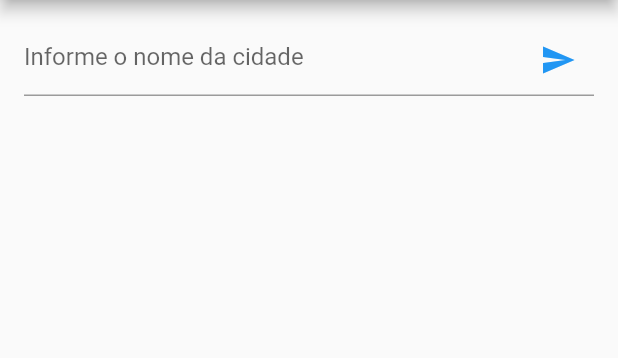
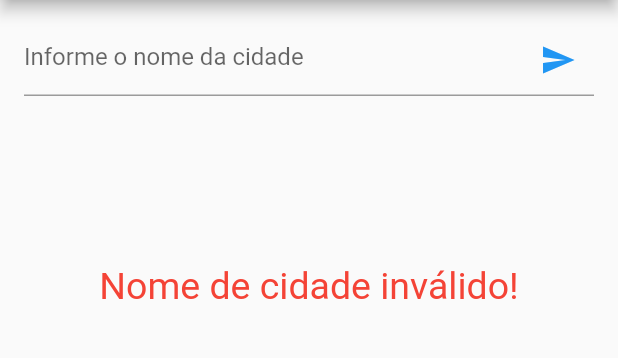
Before and after one commit to leandroudala/flutter-weather-forecast, a Flutter app: the screen it shows after launch, on a phone screen of 412 x 824 dp, the part 84-442 px from its top. Run offline on Flutter 3.47's test engine with Material 2 defaults, Android fonts, the phone set to English and light mode, and no system bars.

Commit message:
Atualizações realizadas pós explicação

```diff
--- a/lib/main.dart
+++ b/lib/main.dart
@@ -2,24 +2,48 @@ import 'package:flutter/material.dart';
 import 'dart:convert';
 import 'package:http/http.dart' as http;
 
+// Gerado automaticamente
 void main() {
   runApp(CityWeather());
 }
 
+String nomeApp = "Previsão do Tempo";
+var mainColor = Colors.blue;
+
+// Classe principal
 class CityWeather extends StatelessWidget {
   Widget build(BuildContext context) {
-    return MaterialApp(
-        title: 'Previsão do tempo',
-        home: CityWeatherPage(title: 'Previsão do Tempo'));
+    return MaterialApp(title: nomeApp, home: CityWeatherPage(title: nomeApp));
   }
 }
 
+//
 class CityWeatherPage extends StatefulWidget {
   CityWeatherPage({Key key, this.title}) : super(key: key);
 
   final String title;
 
   _CityWeatherPageState createState() => _CityWeatherPageState();
+}
+
+class _CityWeatherPageState extends State<CityWeatherPage> {
+  CityInputText searchCity = CityInputText();
+
+  Widget build(BuildContext context) {
+    return MaterialApp(
+        title: widget.title,
+        theme: ThemeData(
+          primarySwatch: mainColor,
+          visualDensity: VisualDensity.adaptivePlatformDensity,
+        ),
+        home: Scaffold(
+            appBar: AppBar(
+              title: Text(nomeApp),
+            ),
+            body: Column(
+              children: [searchCity],
+            )));
+  }
 }
 
 class CityInputText extends StatefulWidget {
@@ -54,11 +78,7 @@ class _CityInputText extends State<CityInputText> {
   void updateCity(String city, dynamic json, String country) {
     setState(() {
       _city = city + ", " + country;
-      _isVisible = _city.length > 0;
-
-      if (json["temp"] is double) {
-        print("Is Int");
-      }
+      updateVisibility(_city.length > 0);
 
       _temp = roundValue(json["temp"]);
       _feelsLike = roundValue(json["feels_like"]);
@@ -68,8 +88,15 @@ class _CityInputText extends State<CityInputText> {
     });
   }
 
+  void updateVisibility(bool isVisible) {
+    setState(() {
+      _isVisible = isVisible;
+    });
+  }
+
   // realiza fetch na API
   void btnSendCity() async {
+    // TRIM apaga os espaços no começo e no final de uma String
     var city = widget.cityController.text.trim();
     var uri = "http://api.openweathermap.org/data/2.5/weather?q=" +
         city.replaceAll(' ', '+') +
@@ -78,10 +105,12 @@ class _CityInputText extends State<CityInputText> {
         "&units=" +
         units;
 
-    print(uri);
+    // Exibir no console a URI
+    // print(uri);
 
     var response = await http.get(uri);
     if (response.statusCode != 200) {
+      updateVisibility(false);
       return;
     }
 
@@ -106,7 +135,7 @@ class _CityInputText extends State<CityInputText> {
                     suffixIcon: IconButton(
                       icon: Icon(Icons.send),
                       onPressed: btnSendCity,
-                      color: Colors.blue,
+                      color: mainColor,
                     ),
                   ),
                 )),
@@ -123,8 +152,27 @@ class _CityInputText extends State<CityInputText> {
                               child: Text("$_city",
                                   style: TextStyle(
                                       fontWeight: FontWeight.bold,
-                                      fontSize: 24)),
+                                      fontSize: 24,
+                                      color: mainColor)),
                             ))))
+              ],
+            ),
+            Row(
+              children: [
+                Expanded(
+                    child: Container(
+                        padding: EdgeInsets.only(top: 16),
+                        child: Visibility(
+                          visible: _isVisible,
+                          child: Center(child: Text("Min: $_tempMin ºC")),
+                        ))),
+                Expanded(
+                    child: Container(
+                        padding: EdgeInsets.only(top: 16),
+                        child: Visibility(
+                          visible: _isVisible,
+                          child: Center(child: Text("Max: $_tempMax ºC")),
+                        ))),
               ],
             ),
             Row(
@@ -156,7 +204,7 @@ class _CityInputText extends State<CityInputText> {
                         padding: EdgeInsets.only(top: 16),
                         child: Visibility(
                           visible: _isVisible,
-                          child: Text("Temperatura Mínima: $_tempMin ºC"),
+                          child: Text("Umidade do ar: $_humidity%"),
                         ))),
               ],
             ),
@@ -166,19 +214,12 @@ class _CityInputText extends State<CityInputText> {
                     child: Container(
                         padding: EdgeInsets.only(top: 16),
                         child: Visibility(
-                          visible: _isVisible,
-                          child: Text("Temperatura máxima: $_tempMax ºC"),
-                        ))),
-              ],
-            ),
-            Row(
-              children: [
-                Expanded(
-                    child: Container(
-                        padding: EdgeInsets.only(top: 16),
-                        child: Visibility(
-                          visible: _isVisible,
-                          child: Text("Umidade do ar: $_humidity%"),
+                          visible: !_isVisible,
+                          child: Center(
+                              child: Text(
+                            "Nome de cidade inválido!",
+                            style: TextStyle(color: Colors.red, fontSize: 25),
+                          )),
                         ))),
               ],
             ),
@@ -186,23 +227,3 @@ class _CityInputText extends State<CityInputText> {
         ));
   }
 }
-
-class _CityWeatherPageState extends State<CityWeatherPage> {
-  CityInputText searchCity = CityInputText();
-
-  Widget build(BuildContext context) {
-    return MaterialApp(
-        title: widget.title,
-        theme: ThemeData(
-          primarySwatch: Colors.blue,
-          visualDensity: VisualDensity.adaptivePlatformDensity,
-        ),
-        home: Scaffold(
-            appBar: AppBar(
-              title: Text('Previsão do Tempo'),
-            ),
-            body: Column(
-              children: [searchCity],
-            )));
-  }
-}
```
